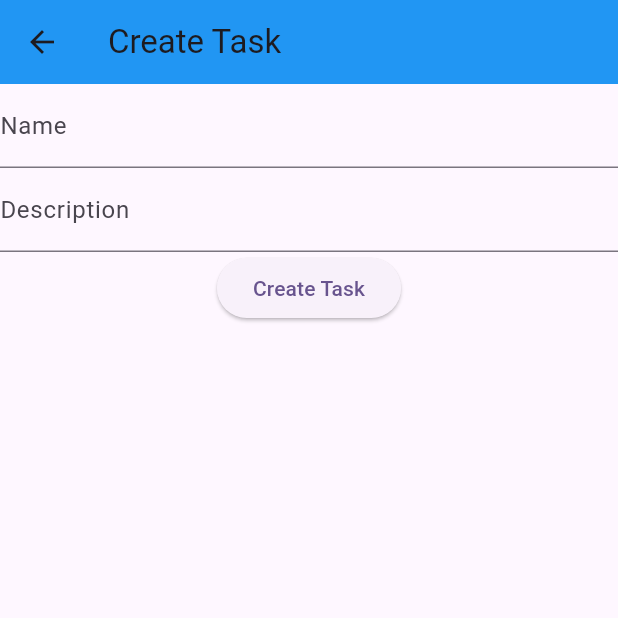
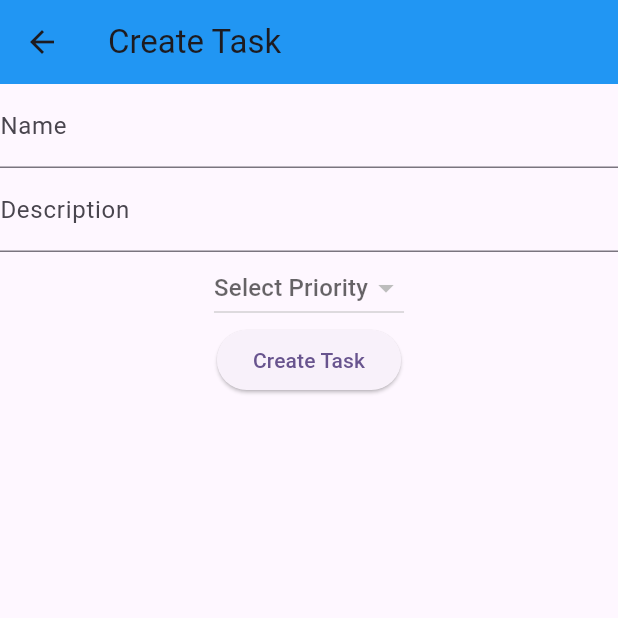
Before and after one commit to AbRehman536/danish_backend, a Flutter app: the CreateTask screen opened directly, on a phone screen of 412 x 824 dp, the top half of it. Run offline on Flutter 3.47's test engine with Material 3 defaults, Android fonts, the phone set to English and light mode, and no system bars; our stand-ins replace cloud_firestore, firebase_core; accounts and stored records are empty.

Commit message:
Priority Task done

```diff
--- a/lib/views/create_task.dart
+++ b/lib/views/create_task.dart
@@ -1,4 +1,6 @@
+import 'package:danish_backend/models/priority.dart';
 import 'package:danish_backend/models/task.dart';
+import 'package:danish_backend/services/priority.dart';
 import 'package:danish_backend/services/task.dart';
 import 'package:flutter/material.dart';
 
@@ -13,6 +15,17 @@ class _CreateTaskState extends State<CreateTask> {
   TextEditingController nameController = TextEditingController();
   TextEditingController descriptionController = TextEditingController();
   bool isLoading = false;
+  PriorityModel? _selectedPriority;
+  List<PriorityModel> priorityList = [];
+  @override
+  void initState(){
+    super.initState();
+    PriorityServices().getPriorities()
+    .then((val){
+      priorityList = val;
+      setState(() {});
+    });
+  }
   @override
   Widget build(BuildContext context) {
     return Scaffold(
@@ -33,6 +46,19 @@ class _CreateTaskState extends State<CreateTask> {
             label: Text("Description")
           ),
         ),
+        DropdownButton(
+            value: _selectedPriority,
+            hint: Text("Select Priority"),
+            items: priorityList.map((e){
+              return DropdownMenuItem(
+                  value: e,
+                  child: Text(e.name.toString()));
+            }).toList(),
+            onChanged: (value){
+              setState(() {
+                _selectedPriority = value;
+              });
+            }),
         isLoading ? Center(child: CircularProgressIndicator(),)
         :ElevatedButton(onPressed: ()async{
           try{
@@ -41,6 +67,7 @@ class _CreateTaskState extends State<CreateTask> {
             await TaskServices().createTask(TaskModel(
               name: nameController.text.toString(),
               description: descriptionController.text.toString(),
+              priorityID: _selectedPriority!.docId.toString(),
               isCompleted: false,
               createdAt: DateTime.now().millisecondsSinceEpoch
             )).then((value){
--- a/lib/views/get_all_priority.dart
+++ b/lib/views/get_all_priority.dart
@@ -1,6 +1,7 @@
 import 'package:danish_backend/models/priority.dart';
 import 'package:danish_backend/services/priority.dart';
 import 'package:danish_backend/views/create_priority.dart';
+import 'package:danish_backend/views/get_priority.dart';
 import 'package:flutter/material.dart';
 import 'package:flutter/scheduler.dart';
 import 'package:provider/provider.dart';
@@ -38,7 +39,10 @@ class GetAllPriority extends StatelessWidget {
                     }, icon: Icon(Icons.delete)),
                     IconButton(onPressed: (){
                       Navigator.push(context, MaterialPageRoute(builder: (context)=>CreatePriority(model: PriorityModel(), isUpdateMode: true)));
-                    }, icon: Icon(Icons.edit))
+                    }, icon: Icon(Icons.edit)),
+                    IconButton(onPressed: (){
+                      Navigator.push(context, MaterialPageRoute(builder: (context)=>GetPriority(model: PriorityModel())));
+                    }, icon: Icon(Icons.arrow_forward)),
                   ],
                 ),
               );
```
Also changed, not shown: lib/views/get_priority.dart (added, +41 -0 lines).
